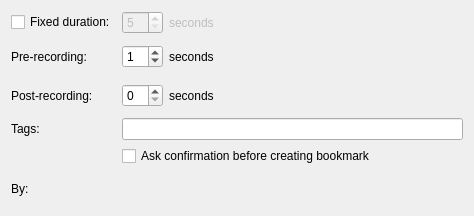
Before: the Qt Designer form client/nx_client_desktop/src/ui/widgets/business/bookmark_business_action_widget.ui in networkoptix/nx_open, drawn with Qt 5.
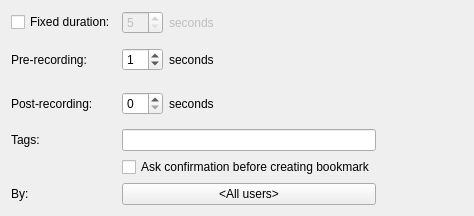
After: the same form once the commit is applied.

Commit message:
VMS-6241 - Added users selection
<==== Mercurial data ====>
Branch: vms_3.1_gui

```diff
--- a/client/nx_client_desktop/src/ui/widgets/business/bookmark_business_action_widget.ui
+++ b/client/nx_client_desktop/src/ui/widgets/business/bookmark_business_action_widget.ui
@@ -14,7 +14,7 @@
    <string/>
   </property>
   <layout class="QGridLayout" name="gridLayout">
-   <item row="1" column="1">
+   <item row="1" column="2">
     <widget class="QWidget" name="recordBeforeWidget" native="true">
      <property name="enabled">
       <bool>true</bool>
@@ -58,7 +58,7 @@
      </layout>
     </widget>
    </item>
-   <item row="2" column="1">
+   <item row="2" column="2">
     <widget class="QWidget" name="recordAfterWidget" native="true">
      <property name="enabled">
       <bool>true</bool>
@@ -102,7 +102,7 @@
      </layout>
     </widget>
    </item>
-   <item row="0" column="1">
+   <item row="0" column="2">
     <widget class="QWidget" name="durationWidget" native="true">
      <property name="enabled">
       <bool>false</bool>
@@ -143,14 +143,14 @@
      </layout>
     </widget>
    </item>
-   <item row="1" column="0">
-    <widget class="QLabel" name="recordBeforeLabel">
+   <item row="0" column="0">
+    <widget class="QCheckBox" name="fixedDurationCheckBox">
      <property name="text">
-      <string>Pre-recording:</string>
+      <string>Fixed duration:</string>
      </property>
     </widget>
    </item>
-   <item row="5" column="0">
+   <item row="6" column="0">
     <widget class="QLabel" name="confirmationByLabel">
      <property name="text">
       <string>By:</string>
@@ -160,6 +160,13 @@
      </property>
     </widget>
    </item>
+   <item row="1" column="0">
+    <widget class="QLabel" name="recordBeforeLabel">
+     <property name="text">
+      <string>Pre-recording:</string>
+     </property>
+    </widget>
+   </item>
    <item row="3" column="0">
     <widget class="QLabel" name="tagsLabel">
      <property name="text">
@@ -167,16 +174,16 @@
      </property>
     </widget>
    </item>
-   <item row="4" column="1">
+   <item row="3" column="2">
+    <widget class="QLineEdit" name="tagsLineEdit"/>
+   </item>
+   <item row="4" column="2">
     <widget class="QCheckBox" name="needConfirmationCheckBox">
      <property name="text">
       <string>Ask confirmation before creating bookmark</string>
      </property>
     </widget>
    </item>
-   <item row="3" column="1">
-    <widget class="QLineEdit" name="tagsLineEdit"/>
-   </item>
    <item row="2" column="0">
     <widget class="QLabel" name="recordAfterLabel">
      <property name="text">
@@ -184,10 +191,23 @@
      </property>
     </widget>
    </item>
-   <item row="0" column="0">
-    <widget class="QCheckBox" name="fixedDurationCheckBox">
+   <item row="6" column="3">
+    <spacer name="horizontalSpacer">
+     <property name="orientation">
+      <enum>Qt::Horizontal</enum>
+     </property>
+     <property name="sizeHint" stdset="0">
+      <size>
+       <width>40</width>
+       <height>20</height>
+      </size>
+     </property>
+    </spacer>
+   </item>
+   <item row="6" column="2">
+    <widget class="QPushButton" name="selectUsersButton">
      <property name="text">
-      <string>Fixed duration:</string>
+      <string notr="true">&lt;All users&gt;</string>
      </property>
     </widget>
    </item>
```
The commit also changes 2 other files.
